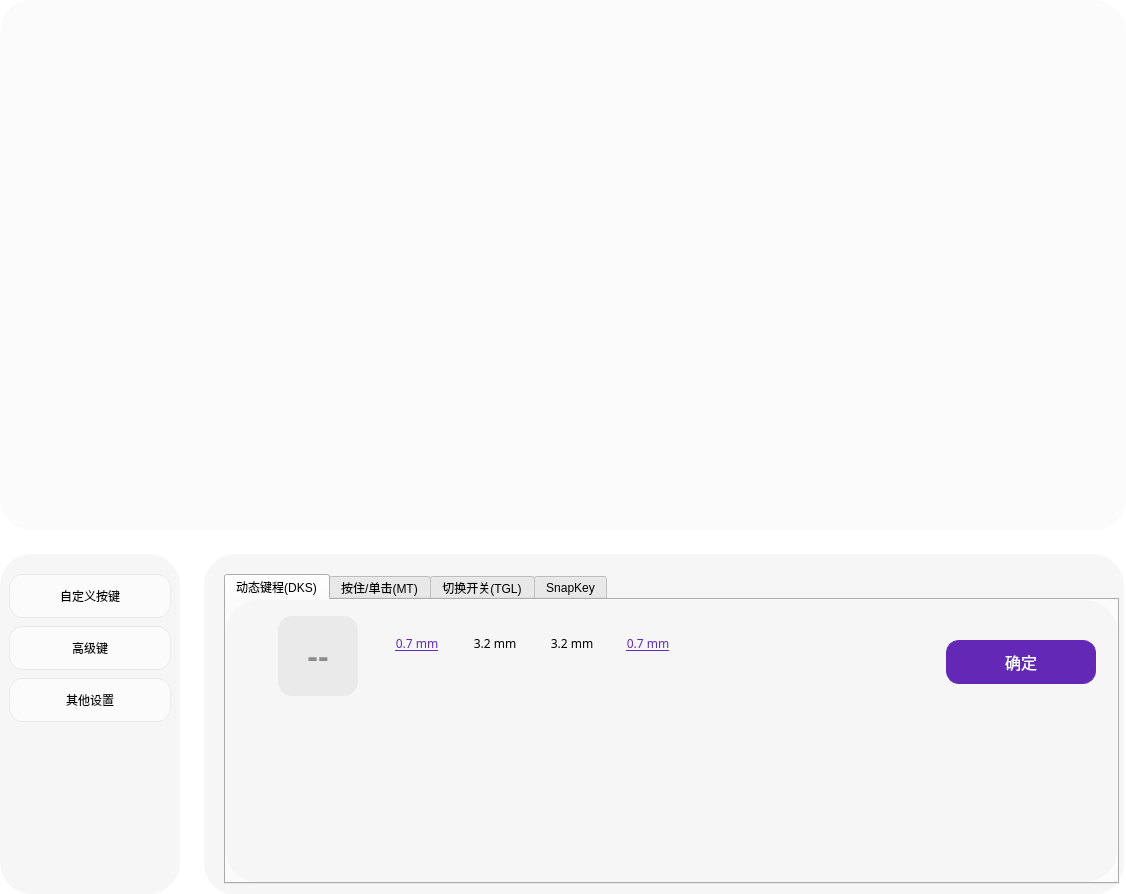
wlffeng2008/AkkoStudio, file FrameKeySetting.ui: the form before one commit.
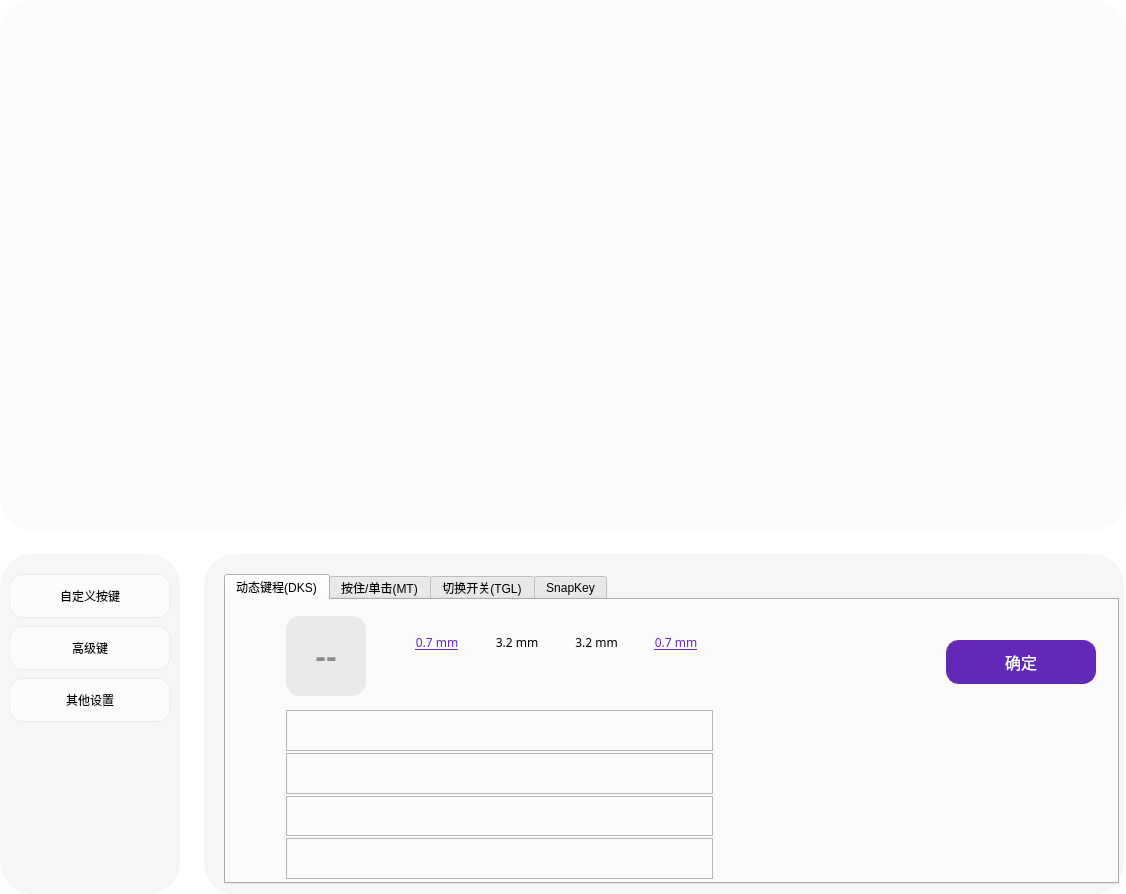
The form after the commit. Icons and pictures are not drawn. Custom widgets are drawn as their Qt base class.

```diff
--- a/FrameKeySetting.ui
+++ b/FrameKeySetting.ui
@@ -961,7 +961,7 @@
               </rect>
              </property>
              <property name="styleSheet">
-              <string notr="true">QFrame{background-color: #F6F6F6;border-radius:32px;}
+              <string notr="true">QFrame#frameTab2{background-color: #F6F6F6;border-radius:32px;}
 </string>
              </property>
              <property name="frameShape">
@@ -995,12 +995,24 @@
                 </property>
                 <property name="geometry">
                  <rect>
-                  <x>52</x>
+                  <x>60</x>
                   <y>16</y>
                   <width>80</width>
                   <height>80</height>
                  </rect>
                 </property>
+                <property name="minimumSize">
+                 <size>
+                  <width>44</width>
+                  <height>44</height>
+                 </size>
+                </property>
+                <property name="maximumSize">
+                 <size>
+                  <width>444</width>
+                  <height>80</height>
+                 </size>
+                </property>
                 <property name="font">
                  <font>
                   <pointsize>24</pointsize>
@@ -1011,15 +1023,57 @@
                  <string notr="true">--</string>
                 </property>
                </widget>
+               <widget class="QPushButton" name="pushButton_OKDKS">
+                <property name="geometry">
+                 <rect>
+                  <x>720</x>
+                  <y>40</y>
+                  <width>150</width>
+                  <height>44</height>
+                 </rect>
+                </property>
+                <property name="minimumSize">
+                 <size>
+                  <width>44</width>
+                  <height>44</height>
+                 </size>
+                </property>
+                <property name="maximumSize">
+                 <size>
+                  <width>444</width>
+                  <height>16777215</height>
+                 </size>
+                </property>
+                <property name="font">
+                 <font>
+                  <family>MiSans</family>
+                  <pointsize>-1</pointsize>
+                  <italic>false</italic>
+                  <bold>false</bold>
+                 </font>
+                </property>
+                <property name="focusPolicy">
+                 <enum>Qt::FocusPolicy::NoFocus</enum>
+                </property>
+                <property name="styleSheet">
+                 <string notr="true">QPushButton{background-color:#6329B6;border:1px solid #6329B6;border-radius:13px;color:white;font-size:16px;}</string>
+                </property>
+                <property name="text">
+                 <string>确定</string>
+                </property>
+               </widget>
+               <widget class="QWidget" name="">
+                <property name="geometry">
+                 <rect>
+                  <x>174</x>
+                  <y>27</y>
+                  <width>313</width>
+                  <height>65</height>
+                 </rect>
+                </property>
+                <layout class="QGridLayout" name="gridLayout">
+                 <item row="0" column="0">
                <widget class="QLabel" name="labelPress1">
-                <property name="geometry">
-                 <rect>
-                  <x>156</x>
-                  <y>35</y>
-                  <width>70</width>
-                  <height>16</height>
-                 </rect>
-                </property>
                 <property name="font">
                  <font>
                   <family>MiSans</family>
@@ -1041,15 +1095,9 @@
                  <set>Qt::AlignmentFlag::AlignCenter</set>
                 </property>
                </widget>
+                 </item>
+                 <item row="0" column="1">
                <widget class="QLabel" name="labelPress2">
-                <property name="geometry">
-                 <rect>
-                  <x>234</x>
-                  <y>35</y>
-                  <width>70</width>
-                  <height>16</height>
-                 </rect>
-                </property>
                 <property name="font">
                  <font>
                   <family>MiSans</family>
@@ -1067,15 +1115,9 @@
                  <set>Qt::AlignmentFlag::AlignCenter</set>
                 </property>
                </widget>
+                 </item>
+                 <item row="0" column="2">
                <widget class="QLabel" name="labelRelease1">
-                <property name="geometry">
-                 <rect>
-                  <x>311</x>
-                  <y>35</y>
-                  <width>70</width>
-                  <height>16</height>
-                 </rect>
-                </property>
                 <property name="font">
                  <font>
                   <family>MiSans</family>
@@ -1093,15 +1135,9 @@
                  <set>Qt::AlignmentFlag::AlignCenter</set>
                 </property>
                </widget>
+                 </item>
+                 <item row="0" column="3">
                <widget class="QLabel" name="labelRelease2">
-                <property name="geometry">
-                 <rect>
-                  <x>387</x>
-                  <y>35</y>
-                  <width>70</width>
-                  <height>16</height>
-                 </rect>
-                </property>
                 <property name="font">
                  <font>
                   <family>MiSans</family>
@@ -1123,15 +1159,9 @@
                  <set>Qt::AlignmentFlag::AlignCenter</set>
                 </property>
                </widget>
+                 </item>
+                 <item row="1" column="0">
                <widget class="QLabel" name="labelPress3">
-                <property name="geometry">
-                 <rect>
-                  <x>181</x>
-                  <y>64</y>
-                  <width>24</width>
-                  <height>24</height>
-                 </rect>
-                </property>
                 <property name="cursor">
                  <cursorShape>PointingHandCursor</cursorShape>
                 </property>
@@ -1145,15 +1175,9 @@
                  <set>Qt::AlignmentFlag::AlignCenter</set>
                 </property>
                </widget>
+                 </item>
+                 <item row="1" column="1">
                <widget class="QLabel" name="labelPress4">
-                <property name="geometry">
-                 <rect>
-                  <x>257</x>
-                  <y>64</y>
-                  <width>24</width>
-                  <height>24</height>
-                 </rect>
-                </property>
                 <property name="cursor">
                  <cursorShape>ArrowCursor</cursorShape>
                 </property>
@@ -1167,15 +1191,9 @@
                  <set>Qt::AlignmentFlag::AlignCenter</set>
                 </property>
                </widget>
+                 </item>
+                 <item row="1" column="2">
                <widget class="QLabel" name="labelRelease3">
-                <property name="geometry">
-                 <rect>
-                  <x>334</x>
-                  <y>64</y>
-                  <width>24</width>
-                  <height>24</height>
-                 </rect>
-                </property>
                 <property name="cursor">
                  <cursorShape>ArrowCursor</cursorShape>
                 </property>
@@ -1189,15 +1207,9 @@
                  <set>Qt::AlignmentFlag::AlignCenter</set>
                 </property>
                </widget>
+                 </item>
+                 <item row="1" column="3">
                <widget class="QLabel" name="labelRelease4">
-                <property name="geometry">
-                 <rect>
-                  <x>410</x>
-                  <y>64</y>
-                  <width>24</width>
-                  <height>24</height>
-                 </rect>
-                </property>
                 <property name="cursor">
                  <cursorShape>PointingHandCursor</cursorShape>
                 </property>
@@ -1211,15 +1223,24 @@
                  <set>Qt::AlignmentFlag::AlignCenter</set>
                 </property>
                </widget>
+                 </item>
+                </layout>
+               </widget>
+               <widget class="QWidget" name="">
+                <property name="geometry">
+                 <rect>
+                  <x>60</x>
+                  <y>110</y>
+                  <width>427</width>
+                  <height>169</height>
+                 </rect>
+                </property>
+                <layout class="QVBoxLayout" name="verticalLayout_7">
+                 <property name="spacing">
+                  <number>2</number>
+                 </property>
+                 <item>
                <widget class="ModuleDKSItem" name="frameDKS1">
-                <property name="geometry">
-                 <rect>
-                  <x>40</x>
-                  <y>108</y>
-                  <width>420</width>
-                  <height>40</height>
-                 </rect>
-                </property>
                 <property name="frameShape">
                  <enum>QFrame::Shape::StyledPanel</enum>
                 </property>
@@ -1227,15 +1248,9 @@
                  <enum>QFrame::Shadow::Raised</enum>
                 </property>
                </widget>
+                 </item>
+                 <item>
                <widget class="ModuleDKSItem" name="frameDKS2">
-                <property name="geometry">
-                 <rect>
-                  <x>40</x>
-                  <y>148</y>
-                  <width>420</width>
-                  <height>40</height>
-                 </rect>
-                </property>
                 <property name="frameShape">
                  <enum>QFrame::Shape::StyledPanel</enum>
                 </property>
@@ -1243,15 +1258,9 @@
                  <enum>QFrame::Shadow::Raised</enum>
                 </property>
                </widget>
+                 </item>
+                 <item>
                <widget class="ModuleDKSItem" name="frameDKS3">
-                <property name="geometry">
-                 <rect>
-                  <x>40</x>
-                  <y>188</y>
-                  <width>420</width>
-                  <height>40</height>
-                 </rect>
-                </property>
                 <property name="frameShape">
                  <enum>QFrame::Shape::StyledPanel</enum>
                 </property>
@@ -1259,15 +1268,9 @@
                  <enum>QFrame::Shadow::Raised</enum>
                 </property>
                </widget>
+                 </item>
+                 <item>
                <widget class="ModuleDKSItem" name="frameDKS4">
-                <property name="geometry">
-                 <rect>
-                  <x>40</x>
-                  <y>228</y>
-                  <width>420</width>
-                  <height>40</height>
-                 </rect>
-                </property>
                 <property name="frameShape">
                  <enum>QFrame::Shape::StyledPanel</enum>
                 </property>
@@ -1275,44 +1278,8 @@
                  <enum>QFrame::Shadow::Raised</enum>
                 </property>
                </widget>
-               <widget class="QPushButton" name="pushButton_OKDKS">
-                <property name="geometry">
-                 <rect>
-                  <x>720</x>
-                  <y>40</y>
-                  <width>150</width>
-                  <height>44</height>
-                 </rect>
-                </property>
-                <property name="minimumSize">
-                 <size>
-                  <width>44</width>
-                  <height>44</height>
-                 </size>
-                </property>
-                <property name="maximumSize">
-                 <size>
-                  <width>444</width>
-                  <height>16777215</height>
-                 </size>
-                </property>
-                <property name="font">
-                 <font>
-                  <family>MiSans</family>
-                  <pointsize>-1</pointsize>
-                  <italic>false</italic>
-                  <bold>false</bold>
-                 </font>
-                </property>
-                <property name="focusPolicy">
-                 <enum>Qt::FocusPolicy::NoFocus</enum>
-                </property>
-                <property name="styleSheet">
-                 <string notr="true">QPushButton{background-color:#6329B6;border:1px solid #6329B6;border-radius:13px;color:white;font-size:16px;}</string>
-                </property>
-                <property name="text">
-                 <string>确定</string>
-                </property>
+                 </item>
+                </layout>
                </widget>
               </widget>
               <widget class="QWidget" name="tab22">
```
Left out of the diff: 369 changed lines with no effect on the pictures. Lines whose indentation alone changed are shown as unchanged.
